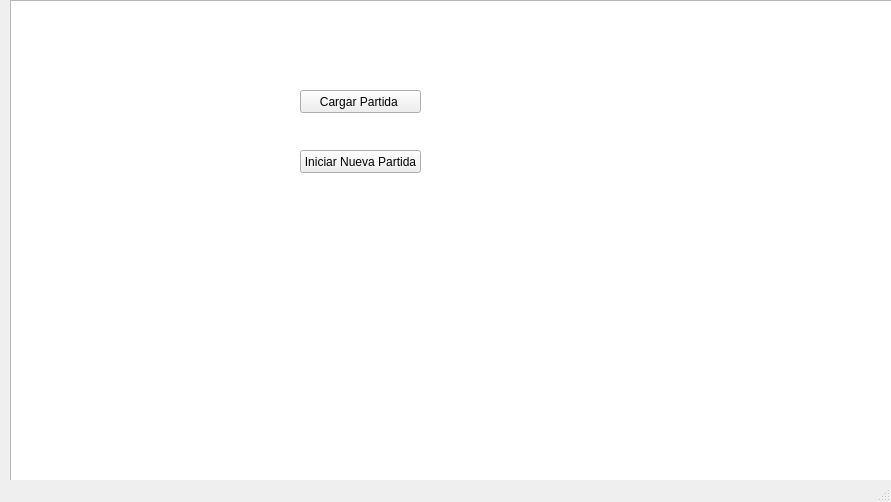
Qt form Game-20192/cargar_partidas.ui (StivenVelasquez/Harry-Potter-Game) before a commit.
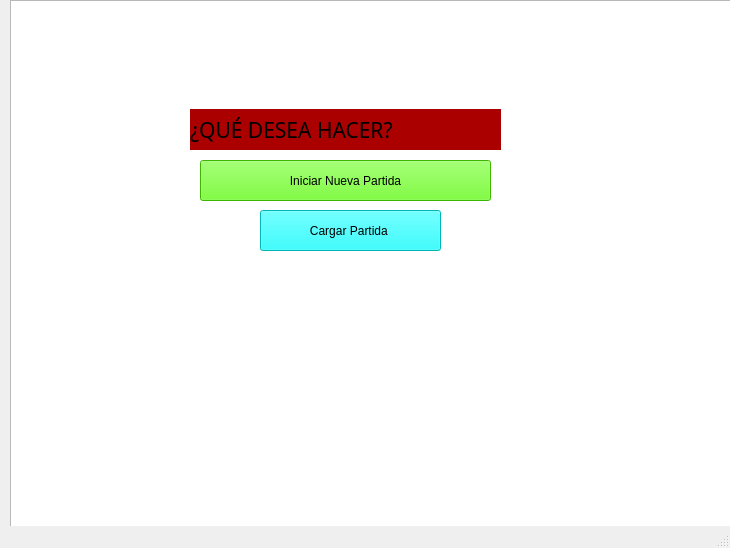
The same form after that commit.

```diff
--- a/Game-20192/cargar_partidas.ui
+++ b/Game-20192/cargar_partidas.ui
@@ -6,8 +6,8 @@
    <rect>
     <x>0</x>
     <y>0</y>
-    <width>891</width>
-    <height>502</height>
+    <width>730</width>
+    <height>548</height>
    </rect>
   </property>
   <property name="windowTitle">
@@ -19,20 +19,24 @@
      <rect>
       <x>10</x>
       <y>0</y>
-      <width>891</width>
-      <height>502</height>
+      <width>730</width>
+      <height>548</height>
      </rect>
     </property>
    </widget>
    <widget class="QPushButton" name="pushButton">
     <property name="geometry">
      <rect>
-      <x>300</x>
-      <y>90</y>
-      <width>121</width>
-      <height>23</height>
+      <x>260</x>
+      <y>210</y>
+      <width>181</width>
+      <height>41</height>
      </rect>
     </property>
+    <property name="styleSheet">
+     <string notr="true">font: 18pt &quot;MV Boli&quot;;
+background-color: rgb(0, 255, 255);</string>
+    </property>
     <property name="text">
      <string>Cargar Partida </string>
     </property>
@@ -40,16 +44,42 @@
    <widget class="QPushButton" name="pushButton_2">
     <property name="geometry">
      <rect>
-      <x>300</x>
-      <y>150</y>
-      <width>121</width>
-      <height>23</height>
+      <x>200</x>
+      <y>160</y>
+      <width>291</width>
+      <height>41</height>
      </rect>
     </property>
+    <property name="styleSheet">
+     <string notr="true">font: 18pt &quot;MV Boli&quot;;
+background-color: rgb(85, 255, 0);</string>
+    </property>
     <property name="text">
      <string>Iniciar Nueva Partida</string>
     </property>
    </widget>
+   <widget class="QLabel" name="label">
+    <property name="geometry">
+     <rect>
+      <x>190</x>
+      <y>109</y>
+      <width>311</width>
+      <height>41</height>
+     </rect>
+    </property>
+    <property name="font">
+     <font>
+      <family>Papyrus</family>
+      <pointsize>16</pointsize>
+     </font>
+    </property>
+    <property name="styleSheet">
+     <string notr="true">background-color: rgb(170, 0, 0);</string>
+    </property>
+    <property name="text">
+     <string>¿QUÉ DESEA HACER?</string>
+    </property>
+   </widget>
   </widget>
   <widget class="QMenuBar" name="menubar">
    <property name="geometry">
```
Left out of the diff: 4 changed lines with no effect on the pictures.
